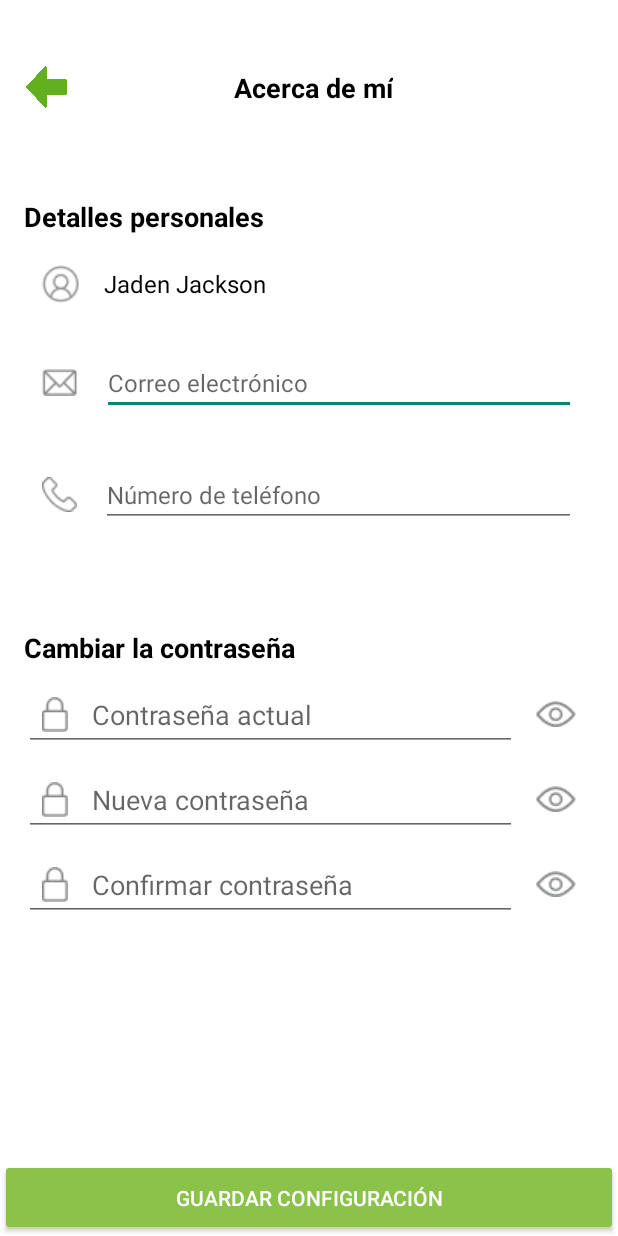
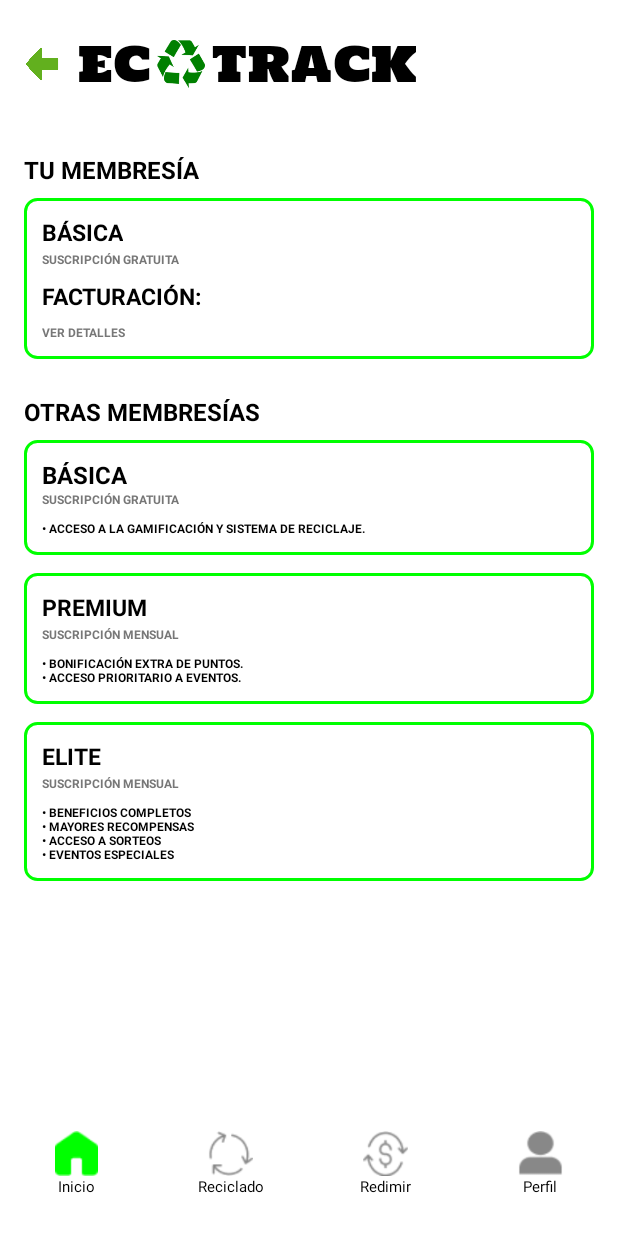
Before and after one commit to jaramilloAngie/EcoTrack, an Android app built with Jetpack Compose: the AccountActivity screen opened directly, with no data from a screen before it, after a tap on "Membresía", on a phone screen of 412 x 824 dp. Run offline under Robolectric (Android 15) with nearby library versions, the phone set to English and light mode, and no system bars.

Commit message:
Membership screen and hamburger menu functionality

```diff
--- a/app/src/main/AndroidManifest.xml
+++ b/app/src/main/AndroidManifest.xml
@@ -35,6 +35,7 @@
         <activity android:name=".VersionActivity" />
         <activity android:name=".DetailRewardActivity" />
         <activity android:name=".MyAddressActivity" />
+        <activity android:name=".MemberShipActivity" />
 
     </application>
 
--- a/app/src/main/java/com/example/ecotrackapp/AccountActivity.kt
+++ b/app/src/main/java/com/example/ecotrackapp/AccountActivity.kt
@@ -41,7 +41,7 @@ class AccountActivity : AppCompatActivity(), BottomNavigationActivity.OnButtonCl
         }
 
         membresia.setOnClickListener {
-            val intent = Intent(this,AboutMeActivity::class.java)
+            val intent = Intent(this,MemberShipActivity::class.java)
             startActivity(intent)
         }
 
--- /dev/null
+++ b/app/src/main/java/com/example/ecotrackapp/MemberShipActivity.kt
@@ -0,0 +1,56 @@
+package com.example.ecotrackapp
+
+import android.content.Intent
+import android.os.Bundle
+import androidx.appcompat.app.AppCompatActivity
+import com.example.ecotrackapp.databinding.ActivityMemberShipBinding
+
+class MemberShipActivity : AppCompatActivity(), BottomNavigationActivity.OnButtonClickListener {
+
+    private lateinit var binding: ActivityMemberShipBinding
+
+    override fun onCreate(savedInstanceState: Bundle?) {
+        super.onCreate(savedInstanceState)
+
+        // Inicializar ViewBinding
+        binding = ActivityMemberShipBinding.inflate(layoutInflater)
+        setContentView(binding.root)
+
+        // Configurar botón de retroceso
+        setupNavigation()
+
+        // Cargar fragmento de navegación inferior en el contenedor nuevo
+        supportFragmentManager.beginTransaction()
+            .replace(R.id.bottom_navigation_container, BottomNavigationActivity())
+            .commit()
+    }
+
+    // Manejo de clics desde el componente de navegación inferior
+    override fun onButtonClicked(screen: Int) {
+        when (screen) {
+            1 -> {
+                startActivity(Intent(this, PrincipalActivity::class.java))
+                finish()
+            }
+            2 -> {
+                startActivity(Intent(this, RecicladoActivity::class.java))
+                finish()
+            }
+            3 -> {
+                startActivity(Intent(this, RedimirActivity::class.java))
+                finish()
+            }
+            4 -> {
+                startActivity(Intent(this, AccountActivity::class.java))
+                finish()
+            }
+        }
+    }
+
+    // Configurar la flecha de retroceso
+    private fun setupNavigation() {
+        binding.backArrow.setOnClickListener {
+            onBackPressedDispatcher.onBackPressed()
+        }
+    }
+}
--- a/app/src/main/java/com/example/ecotrackapp/PrincipalActivity.kt
+++ b/app/src/main/java/com/example/ecotrackapp/PrincipalActivity.kt
@@ -43,11 +43,11 @@ class PrincipalActivity : AppCompatActivity(), BottomNavigationActivity.OnButton
         popupMenu.setOnMenuItemClickListener { item ->
             when (item.itemId) {
                 R.id.opcion_cuenta -> {
-                    Toast.makeText(this, "Cuenta seleccionada", Toast.LENGTH_SHORT).show()
+                    startActivity(Intent(this, AccountActivity::class.java))
                     true
                 }
                 R.id.opcion_membresia -> {
-                    Toast.makeText(this, "Membresía seleccionada", Toast.LENGTH_SHORT).show()
+                    startActivity(Intent(this, MemberShipActivity::class.java))
                     true
                 }
                 else -> false
@@ -55,4 +55,5 @@ class PrincipalActivity : AppCompatActivity(), BottomNavigationActivity.OnButton
         }
         popupMenu.show()
     }
+
 }
--- /dev/null
+++ b/app/src/main/res/layout/activity_member_ship.xml
@@ -0,0 +1,255 @@
+<?xml version="1.0" encoding="utf-8"?>
+<androidx.constraintlayout.widget.ConstraintLayout xmlns:android="http://schemas.android.com/apk/res/android"
+    xmlns:app="http://schemas.android.com/apk/res-auto"
+    xmlns:tools="http://schemas.android.com/tools"
+    android:layout_width="match_parent"
+    android:layout_height="match_parent"
+    android:background="#FFFFFF"
+    android:fitsSystemWindows="true">
+
+    <!-- Encabezado fijo arriba -->
+    <LinearLayout
+        android:id="@+id/header"
+        android:layout_width="0dp"
+        android:layout_height="wrap_content"
+        android:padding="16dp"
+        android:orientation="horizontal"
+        android:gravity="center_vertical"
+        app:layout_constraintTop_toTopOf="parent"
+        app:layout_constraintStart_toStartOf="parent"
+        app:layout_constraintEnd_toEndOf="parent">
+
+        <ImageView
+            android:id="@+id/back_arrow"
+            android:layout_width="24dp"
+            android:layout_height="24dp"
+            android:src="@drawable/ic_arrow_back"
+            android:contentDescription="@null"
+            />
+
+        <TextView
+            android:layout_width="wrap_content"
+            android:layout_height="wrap_content"
+            android:layout_marginStart="12dp"
+            android:fontFamily="@font/holtwoodonesc"
+            android:text="EC"
+            android:textSize="32sp"
+            android:textColor="#000000" />
+
+        <ImageView
+            android:layout_width="32dp"
+            android:layout_height="32dp"
+            android:layout_marginStart="4dp"
+            android:layout_marginEnd="4dp"
+            android:src="@drawable/img"
+            android:contentDescription="@null" />
+
+        <TextView
+            android:layout_width="wrap_content"
+            android:layout_height="wrap_content"
+            android:fontFamily="@font/holtwoodonesc"
+            android:text="TRACK"
+            android:textSize="32sp"
+            android:textColor="#000000" />
+    </LinearLayout>
+
+    <!-- Contenido principal con scroll -->
+    <ScrollView
+        android:id="@+id/scrollView"
+        android:layout_width="0dp"
+        android:layout_height="0dp"
+        android:padding="16dp"
+        app:layout_constraintTop_toBottomOf="@id/header"
+        app:layout_constraintBottom_toTopOf="@id/bottom_navigation_container"
+        app:layout_constraintStart_toStartOf="parent"
+        app:layout_constraintEnd_toEndOf="parent">
+
+        <LinearLayout
+            android:layout_width="match_parent"
+            android:layout_height="wrap_content"
+            android:orientation="vertical">
+        <!-- Sección Tu Membresía -->
+        <TextView
+            android:layout_width="wrap_content"
+            android:layout_height="wrap_content"
+            android:text="TU MEMBRESÍA"
+            android:textStyle="bold"
+            android:textSize="16sp"
+            android:textColor="#000000"
+            android:layout_marginBottom="8dp"/>
+
+        <!-- Tarjeta unificada: Básica + Facturación -->
+        <LinearLayout
+            android:layout_width="match_parent"
+            android:layout_height="wrap_content"
+            android:orientation="vertical"
+            android:background="@drawable/borde_verde"
+            android:padding="12dp"
+            android:layout_marginBottom="24dp">
+
+            <TextView
+                android:layout_width="wrap_content"
+                android:layout_height="wrap_content"
+                android:text="BÁSICA"
+                android:textStyle="bold"
+                android:textSize="15sp"
+                android:textColor="#000000"/>
+
+            <TextView
+                android:layout_width="wrap_content"
+                android:layout_height="wrap_content"
+                android:text="SUSCRIPCIÓN GRATUITA"
+                android:textSize="8sp"
+                android:textColor="#777777"
+                android:textStyle="bold"
+                android:layout_marginTop="2dp"/>
+
+            <TextView
+                android:layout_width="wrap_content"
+                android:layout_height="wrap_content"
+                android:text="FACTURACIÓN:"
+                android:textStyle="bold"
+                android:textSize="15sp"
+                android:textColor="#000000"
+                android:layout_marginTop="8dp"/>
+            <TextView
+                android:layout_width="wrap_content"
+                android:layout_height="wrap_content"
+                android:text="VER DETALLES"
+                android:textSize="8sp"
+                android:textColor="#777777"
+                android:textStyle="bold"
+                android:layout_marginTop="8dp"/>
+        </LinearLayout>
+
+        <!-- Otras Membresías -->
+        <TextView
+            android:layout_width="wrap_content"
+            android:layout_height="wrap_content"
+            android:text="OTRAS MEMBRESÍAS"
+            android:textStyle="bold"
+            android:textSize="16sp"
+            android:textColor="#000000"
+            android:layout_marginBottom="8dp"/>
+
+        <!-- Membresía Básica -->
+        <LinearLayout
+            android:layout_width="match_parent"
+            android:layout_height="wrap_content"
+            android:background="@drawable/borde_verde"
+            android:orientation="vertical"
+            android:padding="12dp"
+            android:layout_marginBottom="12dp">
+
+            <TextView
+                android:layout_width="wrap_content"
+                android:layout_height="wrap_content"
+                android:text="BÁSICA"
+                android:textStyle="bold"
+                android:textColor="#000000"
+                android:textSize="16sp"/>
+
+            <TextView
+                android:layout_width="wrap_content"
+                android:layout_height="wrap_content"
+                android:text="SUSCRIPCIÓN GRATUITA"
+                android:textColor="#777777"
+                android:textStyle="bold"
+                android:textSize="8sp"/>
+
+            <TextView
+                android:layout_width="wrap_content"
+                android:layout_height="wrap_content"
+                android:text="• ACCESO A LA GAMIFICACIÓN Y SISTEMA DE RECICLAJE."
+                android:textColor="#000000"
+                android:textStyle="bold"
+                android:textSize="8sp"
+                android:layout_marginTop="8dp"/>
+        </LinearLayout>
+
+        <!-- Membresía Premium -->
+        <LinearLayout
+            android:layout_width="match_parent"
+            android:layout_height="wrap_content"
+            android:layout_marginBottom="12dp"
+            android:background="@drawable/borde_verde"
+            android:orientation="vertical"
+            android:padding="12dp">
+
+            <TextView
+                android:layout_width="wrap_content"
+                android:layout_height="wrap_content"
+                android:text="PREMIUM"
+                android:textColor="#000000"
+                android:textSize="15sp"
+                android:textStyle="bold" />
+
+            <TextView
+                android:layout_width="wrap_content"
+                android:layout_height="wrap_content"
+                android:layout_marginTop="2dp"
+                android:text="SUSCRIPCIÓN MENSUAL"
+                android:textColor="#777777"
+                android:textStyle="bold"
+                android:textSize="8sp" />
+
+            <TextView
+                android:layout_width="wrap_content"
+                android:layout_height="wrap_content"
+                android:layout_marginTop="8dp"
+                android:text="• BONIFICACIÓN EXTRA DE PUNTOS.\n• ACCESO PRIORITARIO A EVENTOS."
+                android:textColor="#000000"
+                android:textSize="8sp"
+                android:textStyle="bold" />
+        </LinearLayout>
+
+        <!-- Membresía Élite -->
+        <LinearLayout
+            android:layout_width="match_parent"
+            android:layout_height="wrap_content"
+            android:background="@drawable/borde_verde"
+            android:orientation="vertical"
+            android:padding="12dp"
+            android:layout_marginBottom="32dp">
+
+            <TextView
+                android:layout_width="wrap_content"
+                android:layout_height="wrap_content"
+                android:text="ELITE"
+                android:textStyle="bold"
+                android:textSize="15sp"
+                android:textColor="#000000"/>
+
+            <TextView
+                android:layout_width="wrap_content"
+                android:layout_height="wrap_content"
+                android:text="SUSCRIPCIÓN MENSUAL"
+                android:textColor="#777777"
+                android:textSize="8sp"
+                android:textStyle="bold"
+                android:layout_marginTop="2dp"/>
+
+            <TextView
+                android:layout_width="wrap_content"
+                android:layout_height="wrap_content"
+                android:text="• BENEFICIOS COMPLETOS\n• MAYORES RECOMPENSAS\n• ACCESO A SORTEOS\n• EVENTOS ESPECIALES"
+                android:textStyle="bold"
+                android:textSize="8sp"
+                android:textColor="#000000"
+                android:layout_marginTop="8dp"/>
+        </LinearLayout>
+    </LinearLayout>
+
+    </ScrollView>
+
+    <!-- contenedor para los botones de navegación -->
+    <FrameLayout
+        android:id="@+id/bottom_navigation_container"
+        android:layout_width="0dp"
+        android:layout_height="80dp"
+        android:background="#FFFFFF"
+        app:layout_constraintBottom_toBottomOf="parent"
+        app:layout_constraintStart_toStartOf="parent"
+        app:layout_constraintEnd_toEndOf="parent"/>
+
+</androidx.constraintlayout.widget.ConstraintLayout>
```
